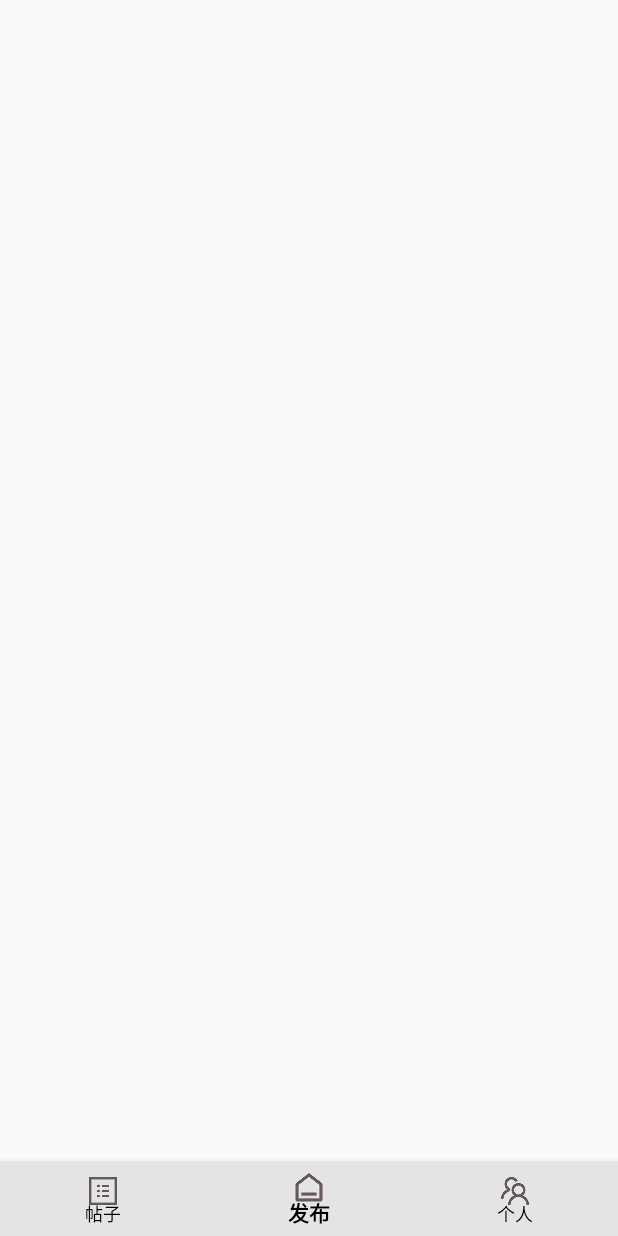
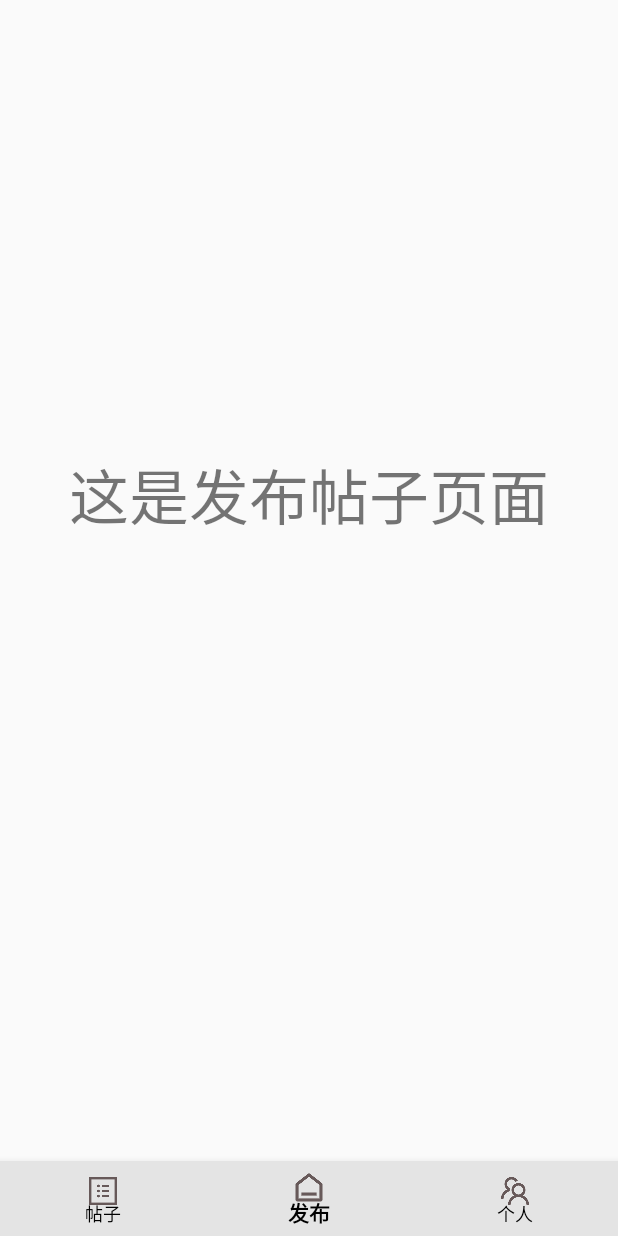
Before and after one commit to CharlesKinx/ysContact, an Android app: the HomePageActivity screen opened directly, with no data from a screen before it, item 2 of the bottom bar chosen, on a phone screen of 412 x 824 dp. Run offline under Robolectric (Android 15) with nearby library versions, the phone set to English and light mode, and no system bars.

Commit message:
完成底部导航上面的页面显示

```diff
--- a/app/src/main/java/com/example/yscontact/activity/HomePageActivity.java
+++ b/app/src/main/java/com/example/yscontact/activity/HomePageActivity.java
@@ -1,17 +1,93 @@
 package com.example.yscontact.activity;
 
+import android.app.ActionBar;
+import android.app.FragmentTransaction;
 import android.os.Bundle;
+import android.view.MenuItem;
 
 
+import androidx.annotation.NonNull;
 import androidx.appcompat.app.AppCompatActivity;
 
 import com.example.yscontact.R;
+import com.example.yscontact.fragment.ForumListFragment;
+import com.example.yscontact.fragment.PublishForumFragment;
+import com.example.yscontact.fragment.UserCenterFragment;
+import com.google.android.material.bottomnavigation.BottomNavigationView;
 
 public class HomePageActivity extends AppCompatActivity {
+
+    private ForumListFragment forumListFragment;
+    private PublishForumFragment publishForumFragment;
+    private UserCenterFragment userCenterFragment;
+
+    private BottomNavigationView.OnNavigationItemSelectedListener onNavigationItemSelectedListener=
+            new BottomNavigationView.OnNavigationItemSelectedListener() {
+                @Override
+                public boolean onNavigationItemSelected(@NonNull MenuItem item) {
+                    switch (item.getItemId()){
+                        case R.id.navigation_item1:
+                            showFragment(R.id.navigation_item1);
+                            return true;
+                        case R.id.navigation_item2:
+                            showFragment(R.id.navigation_item2);
+                            return true;
+                        case R.id.navigation_item3:
+                            showFragment(R.id.navigation_item3);
+                            return true;
+
+                    }
+
+                    return false;
+                }
+            };
+
+    private void showFragment(int fragmentID){
+        FragmentTransaction fragmentTransaction = getFragmentManager().beginTransaction();
+        switch (fragmentID){
+            case R.id.navigation_item1:
+                fragmentTransaction.hide(publishForumFragment).hide(userCenterFragment);
+                fragmentTransaction.show(forumListFragment);
+                fragmentTransaction.addToBackStack(null);
+                fragmentTransaction.commit();
+                break;
+            case R.id.navigation_item2:
+                fragmentTransaction.hide(forumListFragment).hide(userCenterFragment);
+                fragmentTransaction.show(publishForumFragment);
+                fragmentTransaction.addToBackStack(null);
+                fragmentTransaction.commit();
+                break;
+            case R.id.navigation_item3:
+                fragmentTransaction.hide(publishForumFragment).hide(forumListFragment);
+                fragmentTransaction.show(userCenterFragment);
+                fragmentTransaction.addToBackStack(null);
+                fragmentTransaction.commit();
+                break;
+        }
+
+    }
+    private void initView(){
+
+        forumListFragment = new ForumListFragment();
+        publishForumFragment = new PublishForumFragment();
+        userCenterFragment = new UserCenterFragment();
+
+        FragmentTransaction fragmentTransaction = getFragmentManager().beginTransaction();
+        fragmentTransaction.add(R.id.content,forumListFragment).add(R.id.content,publishForumFragment).
+                add(R.id.content,userCenterFragment);
+        fragmentTransaction.hide(forumListFragment).hide(publishForumFragment).hide(userCenterFragment);
+        fragmentTransaction.addToBackStack(null);
+        fragmentTransaction.commit();
+        showFragment(R.id.navigation_item1);
+    }
+
+
     @Override
     protected void onCreate(Bundle savedInstanceState) {
         super.onCreate(savedInstanceState);
         setContentView(R.layout.activity_home);
-
+        initView();
+        BottomNavigationView navigationView = findViewById(R.id.bv);
+        navigationView.setOnNavigationItemSelectedListener(onNavigationItemSelectedListener);
     }
 }
--- /dev/null
+++ b/app/src/main/java/com/example/yscontact/fragment/ForumListFragment.java
@@ -0,0 +1,20 @@
+package com.example.yscontact.fragment;
+
+import android.app.Fragment;
+import android.os.Bundle;
+import android.view.LayoutInflater;
+import android.view.View;
+import android.view.ViewGroup;
+
+import androidx.annotation.Nullable;
+
+import com.example.yscontact.R;
+
+public class ForumListFragment extends Fragment {
+    @Nullable
+    @Override
+    public View onCreateView(LayoutInflater inflater, @Nullable ViewGroup container, Bundle savedInstanceState) {
+        View view = inflater.inflate(R.layout.fragment_forumlist, container, false);
+        return view;
+    }
+}
--- /dev/null
+++ b/app/src/main/java/com/example/yscontact/fragment/PublishForumFragment.java
@@ -0,0 +1,21 @@
+package com.example.yscontact.fragment;
+
+import android.app.Fragment;
+import android.os.Bundle;
+import android.view.LayoutInflater;
+import android.view.View;
+import android.view.ViewGroup;
+
+import androidx.annotation.Nullable;
+
+import com.example.yscontact.R;
+
+public class PublishForumFragment extends Fragment {
+    @Nullable
+    @Override
+    public View onCreateView(LayoutInflater inflater, @Nullable ViewGroup container, Bundle savedInstanceState) {
+        View view = inflater.inflate(R.layout.fragment_publishforum, container, false);
+        return view;
+    }
+
+}
--- /dev/null
+++ b/app/src/main/java/com/example/yscontact/fragment/UserCenterFragment.java
@@ -0,0 +1,22 @@
+package com.example.yscontact.fragment;
+
+import android.app.Fragment;
+import android.os.Bundle;
+import android.view.LayoutInflater;
+import android.view.View;
+import android.view.ViewGroup;
+
+import androidx.annotation.NonNull;
+import androidx.annotation.Nullable;
+
+import com.example.yscontact.R;
+
+public class UserCenterFragment extends Fragment {
+
+    @Nullable
+    @Override
+    public View onCreateView(LayoutInflater inflater, @Nullable ViewGroup container, Bundle savedInstanceState) {
+        View view = inflater.inflate(R.layout.fragment_usercenter, container, false);
+        return view;
+    }
+}
--- a/app/src/main/res/layout/activity_home.xml
+++ b/app/src/main/res/layout/activity_home.xml
@@ -1,4 +1,23 @@
 <?xml version="1.0" encoding="utf-8"?>
+
+<LinearLayout xmlns:android="http://schemas.android.com/apk/res/android"
+    xmlns:app="http://schemas.android.com/apk/res-auto"
+    xmlns:tools="http://schemas.android.com/tools"
+    android:id="@+id/container"
+    android:layout_width="match_parent"
+    android:layout_height="match_parent"
+    android:orientation="vertical"
+    tools:context="com.example.yscontact.activity.HomePageActivity">
+
+
+    <FrameLayout
+        android:id="@+id/content"
+        android:layout_width="match_parent"
+        android:layout_height="0dp"
+        android:layout_weight="1">
+
+    </FrameLayout>
+
 <com.google.android.material.bottomnavigation.BottomNavigationView
     app:menu="@menu/menu"
     xmlns:app="http://schemas.android.com/apk/res-auto"
@@ -12,3 +31,5 @@
     android:background="#e4e4e4"
 
     />
+
+</LinearLayout>
--- /dev/null
+++ b/app/src/main/res/layout/fragment_publishforum.xml
@@ -0,0 +1,19 @@
+<?xml version="1.0" encoding="utf-8"?>
+<LinearLayout
+    xmlns:android="http://schemas.android.com/apk/res/android"
+    android:layout_width="match_parent"
+    android:layout_height="match_parent"
+    android:orientation="vertical"
+    >
+
+    <TextView
+        android:layout_width="wrap_content"
+        android:layout_height="wrap_content"
+        android:text="这是发布帖子页面"
+        android:layout_gravity="center"
+        android:layout_marginTop="300dp"
+        android:textSize="40sp"
+        />
+
+
+</LinearLayout>
```
Also changed, not shown: app/src/main/java/com/example/yscontact/activity/LoginActivity.java (+5 -3 lines), app/src/main/java/com/example/yscontact/activity/RegisterActivity.java (+4 -13 lines), app/src/main/res/layout/fragment_forumlist.xml (added, +19 -0 lines), app/src/main/res/layout/fragment_usercenter.xml (added, +20 -0 lines).
